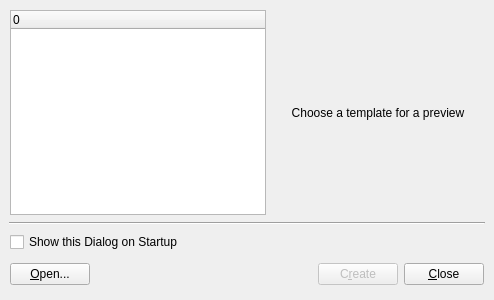
Above: tools/designer/src/designer/newform.ui from arnt/qt-history2 before the change. Below: the same form after it.
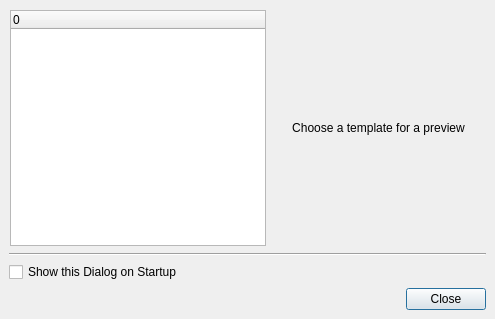
That is the form after the change.

Commit message:
Fixes:    Rewrite the form to use QDialogButtonBox.
[git-p4: depot-paths = "//depot/qt/main/": change = 220042]

The edit to the form file:
```diff
--- a/tools/designer/src/designer/newform.ui
+++ b/tools/designer/src/designer/newform.ui
@@ -19,8 +19,8 @@
    <rect>
     <x>0</x>
     <y>0</y>
-    <width>494</width>
-    <height>300</height>
+    <width>495</width>
+    <height>319</height>
    </rect>
   </property>
   <property name="windowTitle" >
@@ -43,14 +43,6 @@
      </property>
      <item>
       <widget class="QTreeWidget" name="treeWidget" >
-       <property name="geometry" >
-        <rect>
-         <x>1</x>
-         <y>1</y>
-         <width>256</width>
-         <height>205</height>
-        </rect>
-       </property>
        <property name="sizePolicy" >
         <sizepolicy>
          <hsizetype>1</hsizetype>
@@ -80,14 +72,6 @@
      </item>
      <item>
       <widget class="QLabel" name="lblPreview" >
-       <property name="geometry" >
-        <rect>
-         <x>263</x>
-         <y>1</y>
-         <width>212</width>
-         <height>205</height>
-        </rect>
-       </property>
        <property name="sizePolicy" >
         <sizepolicy>
          <hsizetype>7</hsizetype>
@@ -114,14 +98,6 @@
    </item>
    <item>
     <widget class="QFrame" name="horizontalLine" >
-     <property name="geometry" >
-      <rect>
-       <x>9</x>
-       <y>222</y>
-       <width>476</width>
-       <height>3</height>
-      </rect>
-     </property>
      <property name="frameShape" >
       <enum>QFrame::HLine</enum>
      </property>
@@ -131,110 +107,21 @@
     </widget>
    </item>
    <item>
-    <layout class="QGridLayout" >
-     <property name="margin" >
-      <number>1</number>
+    <widget class="QCheckBox" name="chkShowOnStartup" >
+     <property name="text" >
+      <string>Show this Dialog on Startup</string>
      </property>
-     <property name="spacing" >
-      <number>6</number>
+    </widget>
+   </item>
+   <item>
+    <widget class="QDialogButtonBox" name="buttonBox" >
+     <property name="orientation" >
+      <enum>Qt::Horizontal</enum>
      </property>
-     <item row="1" column="0" >
-      <widget class="QPushButton" name="openButton" >
-       <property name="geometry" >
-        <rect>
-         <x>1</x>
-         <y>27</y>
-         <width>103</width>
-         <height>32</height>
-        </rect>
-       </property>
-       <property name="text" >
-        <string>&amp;Open...</string>
-       </property>
-      </widget>
-     </item>
-     <item row="1" column="1" >
-      <spacer>
-       <property name="geometry" >
-        <rect>
-         <x>110</x>
-         <y>27</y>
-         <width>147</width>
-         <height>32</height>
-        </rect>
-       </property>
-       <property name="orientation" >
-        <enum>Qt::Horizontal</enum>
-       </property>
-       <property name="sizeHint" >
-        <size>
-         <width>61</width>
-         <height>32</height>
-        </size>
-       </property>
-      </spacer>
-     </item>
-     <item row="1" column="2" >
-      <widget class="QPushButton" name="createButton" >
-       <property name="enabled" >
-        <bool>false</bool>
-       </property>
-       <property name="geometry" >
-        <rect>
-         <x>263</x>
-         <y>27</y>
-         <width>103</width>
-         <height>32</height>
-        </rect>
-       </property>
-       <property name="text" >
-        <string>C&amp;reate</string>
-       </property>
-       <property name="autoDefault" >
-        <bool>false</bool>
-       </property>
-       <property name="default" >
-        <bool>true</bool>
-       </property>
-      </widget>
-     </item>
-     <item row="1" column="3" >
-      <widget class="QPushButton" name="closeButton" >
-       <property name="geometry" >
-        <rect>
-         <x>372</x>
-         <y>27</y>
-         <width>103</width>
-         <height>32</height>
-        </rect>
-       </property>
-       <property name="text" >
-        <string>&amp;Close</string>
-       </property>
-       <property name="autoDefault" >
-        <bool>false</bool>
-       </property>
-       <property name="default" >
-        <bool>false</bool>
-       </property>
-      </widget>
-     </item>
-     <item row="0" column="0" colspan="2" >
-      <widget class="QCheckBox" name="chkShowOnStartup" >
-       <property name="geometry" >
-        <rect>
-         <x>1</x>
-         <y>1</y>
-         <width>256</width>
-         <height>20</height>
-        </rect>
-       </property>
-       <property name="text" >
-        <string>Show this Dialog on Startup</string>
-       </property>
-      </widget>
-     </item>
-    </layout>
+     <property name="standardButtons" >
+      <set>QDialogButtonBox::Close</set>
+     </property>
+    </widget>
    </item>
   </layout>
  </widget>
```
Left out of the diff: 2 changed lines with no effect on the pictures. The commit also changes 2 other files.
